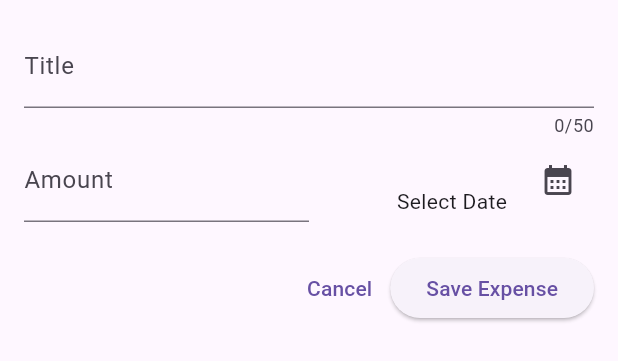
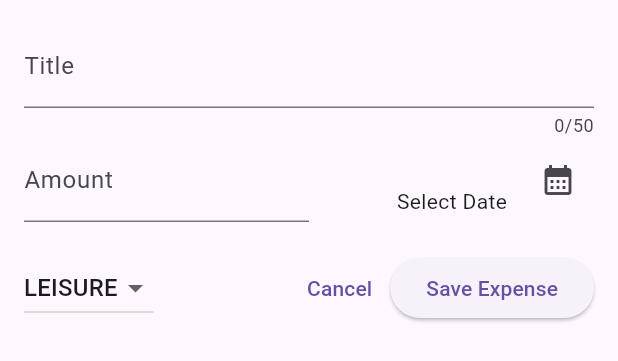
Before and after one commit to Joseph78888/expense_tracker, a Flutter app: the NewExpense widget shown alone on an empty page, opened directly, after a tap on "Save Expense", on a phone screen of 412 x 824 dp. Shown: the top 361 px of the screen. Run offline on Flutter 3.47's test engine with Material 3 defaults, Android fonts, the phone set to English and light mode, and no system bars.

Commit message:
adding drop down category item

```diff
--- a/lib/widget/new_expense.dart
+++ b/lib/widget/new_expense.dart
@@ -12,6 +12,7 @@ class _NewExpenseState extends State<NewExpense> {
   final _titleControler = TextEditingController();
   final _amountControler = TextEditingController();
   DateTime? _selectedDate;
+  Category _selectedCategory = Category.leisure;
 
   void _SelectDate() async {
     final now = DateTime.now();
@@ -84,6 +85,25 @@ class _NewExpenseState extends State<NewExpense> {
           SizedBox(height: 20),
           Row(
             children: [
+              DropdownButton(
+                value: _selectedCategory,
+                items: Category.values
+                    .map(
+                      (catrgory) => DropdownMenuItem(
+                        value: catrgory,
+                        child: Text(catrgory.name.toUpperCase()),
+                      ),
+                    )
+                    .toList(),
+                onChanged: (value) {
+                  if (value == null) {
+                    return;
+                  }
+                  setState(() {
+                    _selectedCategory = value;
+                  });
+                },
+              ),
               Spacer(),
               // Cancel Expense Button
               TextButton(
@@ -93,13 +113,7 @@ class _NewExpenseState extends State<NewExpense> {
                 child: Text('Cancel'),
               ),
               // Save Expense button
-              ElevatedButton(
-                onPressed: () {
-                  print(_titleControler.text);
-                  print(_amountControler.text);
-                },
-                child: Text('Save Expense'),
-              ),
+              ElevatedButton(onPressed: () {}, child: Text('Save Expense')),
             ],
           ),
         ],
```
Also changed, not shown: 1 other file.
